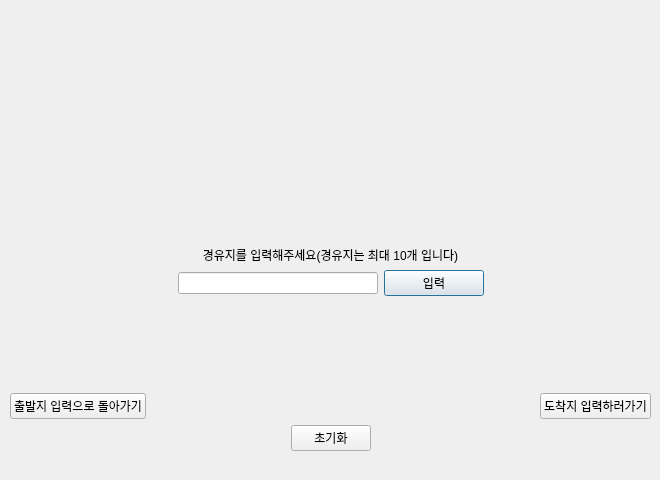
wooing1084/TripPlanner, file src/kyoungyu.ui: the form before one commit.
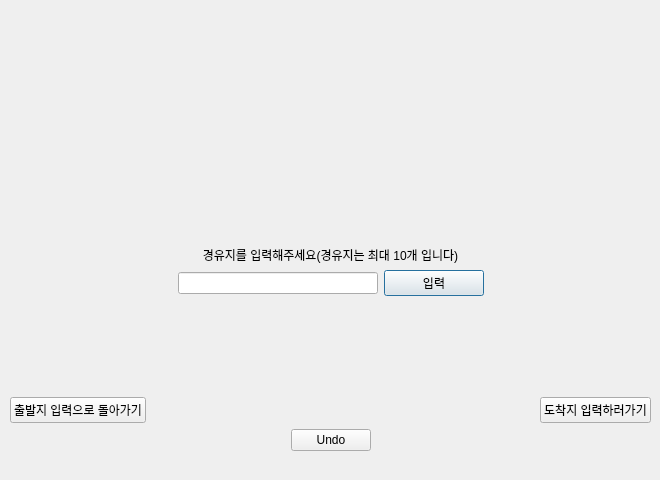
The form after the commit. Icons and pictures are not drawn.

What changed in the file:
```diff
--- a/src/kyoungyu.ui
+++ b/src/kyoungyu.ui
@@ -179,7 +179,7 @@
       <item>
        <widget class="QPushButton" name="undo_Btn">
         <property name="text">
-         <string>초기화</string>
+         <string>Undo</string>
         </property>
        </widget>
       </item>
```
